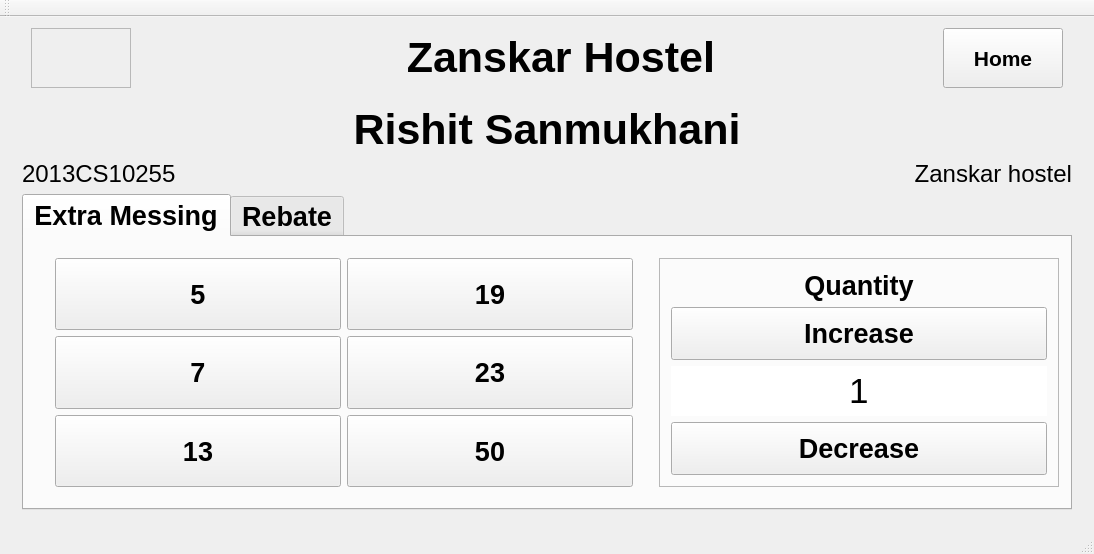
First picture: the form in GUI/CSP315/mainwindow.ui, repository y-gupta/rfid-auth-system, before the edit.
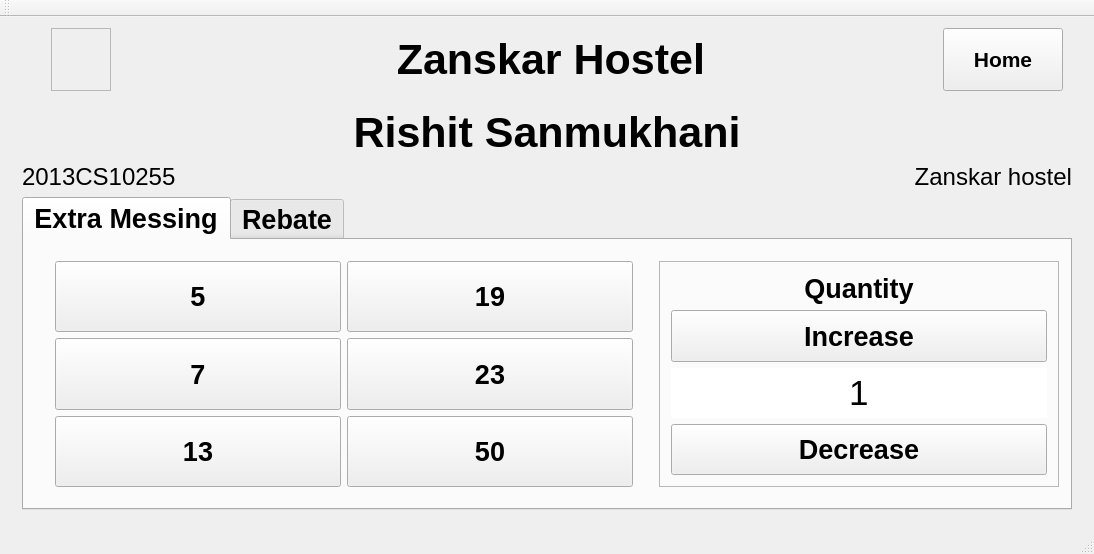
Second picture: the form after the edit. The open tabs and pages were chosen to show the change. Icons and pictures are not drawn.

Diff of the .ui file:
```diff
--- a/GUI/CSP315/mainwindow.ui
+++ b/GUI/CSP315/mainwindow.ui
@@ -1850,7 +1850,7 @@
         </property>
         <property name="sizeHint" stdset="0">
          <size>
-          <width>20</width>
+          <width>40</width>
           <height>20</height>
          </size>
         </property>
@@ -1859,14 +1859,20 @@
       <item>
        <widget class="QFrame" name="frame_4">
         <property name="sizePolicy">
-         <sizepolicy hsizetype="Expanding" vsizetype="Preferred">
+         <sizepolicy hsizetype="Expanding" vsizetype="Expanding">
           <horstretch>0</horstretch>
           <verstretch>0</verstretch>
          </sizepolicy>
         </property>
+        <property name="minimumSize">
+         <size>
+          <width>0</width>
+          <height>0</height>
+         </size>
+        </property>
         <property name="maximumSize">
          <size>
-          <width>100</width>
+          <width>60</width>
           <height>16777215</height>
          </size>
         </property>
@@ -1884,7 +1890,7 @@
       <item>
        <widget class="QLabel" name="label_hostel_2">
         <property name="sizePolicy">
-         <sizepolicy hsizetype="Expanding" vsizetype="Fixed">
+         <sizepolicy hsizetype="Expanding" vsizetype="Expanding">
           <horstretch>0</horstretch>
           <verstretch>0</verstretch>
          </sizepolicy>
@@ -1907,7 +1913,7 @@
       <item>
        <widget class="QToolButton" name="toolButton_home">
         <property name="sizePolicy">
-         <sizepolicy hsizetype="Fixed" vsizetype="Fixed">
+         <sizepolicy hsizetype="Fixed" vsizetype="Expanding">
           <horstretch>0</horstretch>
           <verstretch>0</verstretch>
          </sizepolicy>
```
Left out of the diff: 2 changed lines with no effect on the pictures.
